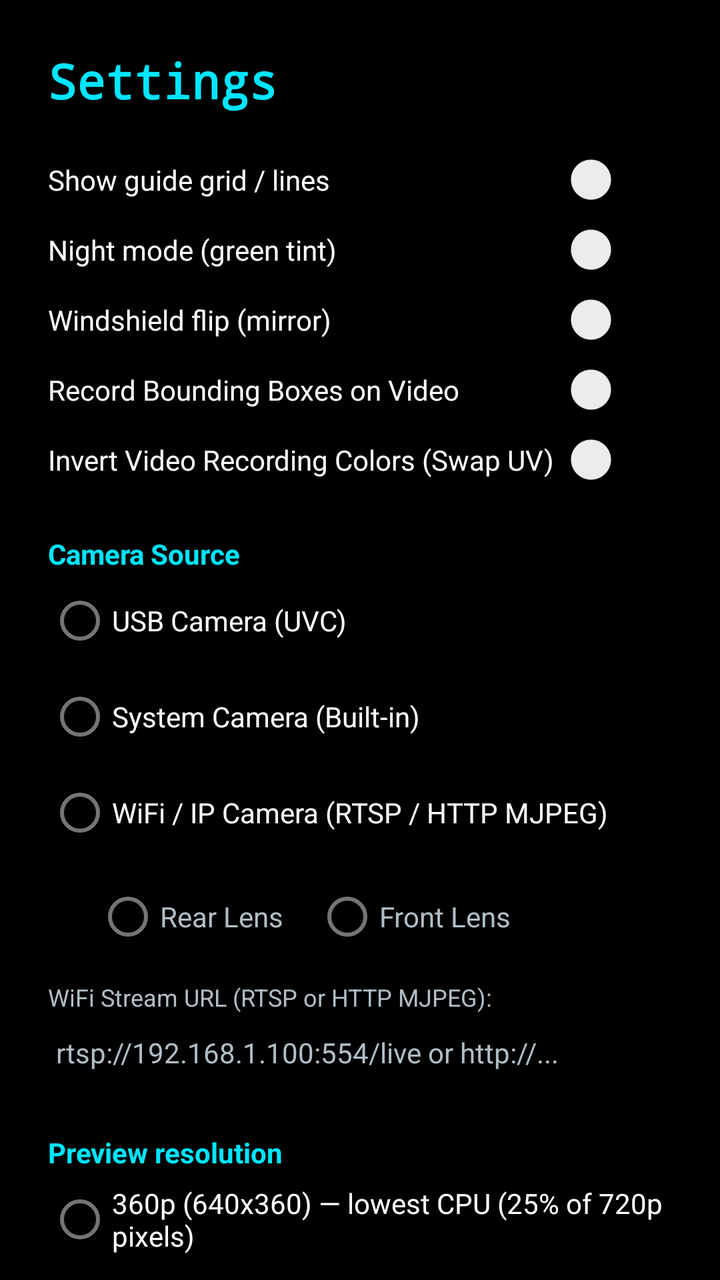
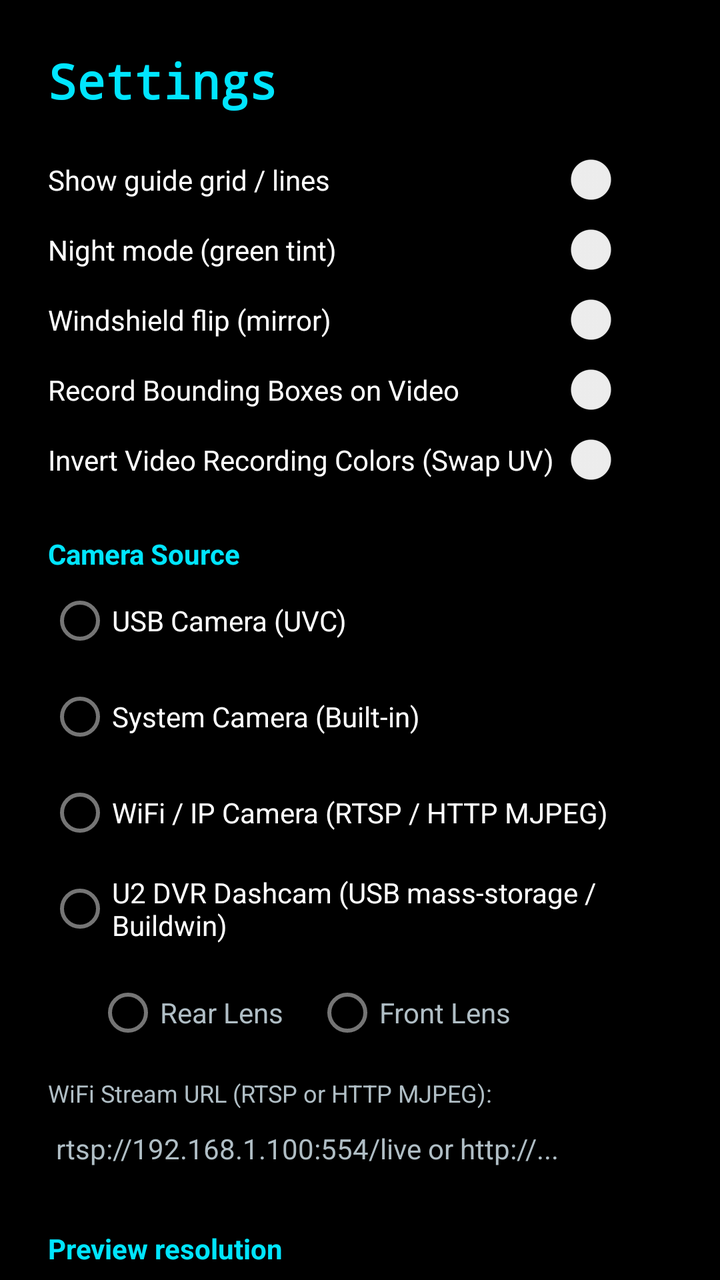

Before-and-after screenshots of an Android layout around one commit, followed by the original layout XML and the change that was made.
<!-- AndroidManifest.xml: application theme Theme.AndroidUsbCameraHud -->
<!-- res/layout/activity_settings.xml -->
<?xml version="1.0" encoding="utf-8"?>
<ScrollView xmlns:android="http://schemas.android.com/apk/res/android"
    android:layout_width="match_parent"
    android:layout_height="match_parent"
    android:background="@color/hud_bg"
    android:fillViewport="true">

    <LinearLayout
        android:layout_width="match_parent"
        android:layout_height="wrap_content"
        android:orientation="vertical"
        android:padding="24dp">

        <TextView
            android:layout_width="wrap_content"
            android:layout_height="wrap_content"
            android:text="@string/settings_title"
            android:textColor="@color/hud_accent"
            android:textSize="24sp"
            android:textStyle="bold"
            android:fontFamily="monospace" />

        
        <Switch
            android:id="@+id/swGrid"
            android:layout_width="match_parent"
            android:layout_height="wrap_content"
            android:layout_marginTop="20dp"
            android:text="@string/settings_grid"
            android:textColor="@color/hud_text_primary" />

        <Switch
            android:id="@+id/swNight"
            android:layout_width="match_parent"
            android:layout_height="wrap_content"
            android:layout_marginTop="8dp"
            android:text="@string/settings_night"
            android:textColor="@color/hud_text_primary" />

        <Switch
            android:id="@+id/swMirror"
            android:layout_width="match_parent"
            android:layout_height="wrap_content"
            android:layout_marginTop="8dp"
            android:text="@string/settings_mirror"
            android:textColor="@color/hud_text_primary" />

        <Switch
            android:id="@+id/swRecordOverlay"
            android:layout_width="match_parent"
            android:layout_height="wrap_content"
            android:layout_marginTop="8dp"
            android:text="Record Bounding Boxes on Video"
            android:textColor="@color/hud_text_primary" />

        <Switch
            android:id="@+id/swSwapChroma"
            android:layout_width="match_parent"
            android:layout_height="wrap_content"
            android:layout_marginTop="8dp"
            android:text="Invert Video Recording Colors (Swap UV)"
            android:textColor="@color/hud_text_primary" />

        
        <TextView
            android:layout_width="wrap_content"
            android:layout_height="wrap_content"
            android:layout_marginTop="24dp"
            android:text="Camera Source"
            android:textColor="@color/hud_accent"
            android:textStyle="bold" />

        <RadioGroup
            android:id="@+id/rgCameraSource"
            android:layout_width="match_parent"
            android:layout_height="wrap_content"
            android:orientation="vertical">

            <RadioButton
                android:id="@+id/rbCamUsb"
                android:layout_width="wrap_content"
                android:layout_height="wrap_content"
                android:text="USB Camera (UVC)"
                android:textColor="@color/hud_text_primary" />

            <RadioButton
                android:id="@+id/rbCamSystem"
                android:layout_width="wrap_content"
                android:layout_height="wrap_content"
                android:text="System Camera (Built-in)"
                android:textColor="@color/hud_text_primary" />

            <RadioButton
                android:id="@+id/rbCamWifi"
                android:layout_width="wrap_content"
                android:layout_height="wrap_content"
                android:text="WiFi / IP Camera (RTSP / HTTP MJPEG)"
                android:textColor="@color/hud_text_primary" />
        </RadioGroup>

        
        <RadioGroup
            android:id="@+id/rgSystemFacing"
            android:layout_width="match_parent"
            android:layout_height="wrap_content"
            android:layout_marginStart="24dp"
            android:layout_marginTop="4dp"
            android:orientation="horizontal">

            <RadioButton
                android:id="@+id/rbLensBack"
                android:layout_width="wrap_content"
                android:layout_height="wrap_content"
                android:text="Rear Lens"
                android:textColor="@color/hud_text_secondary" />

            <RadioButton
                android:id="@+id/rbLensFront"
                android:layout_width="wrap_content"
                android:layout_height="wrap_content"
                android:layout_marginStart="16dp"
                android:text="Front Lens"
                android:textColor="@color/hud_text_secondary" />
        </RadioGroup>

        
        <TextView
            android:id="@+id/tvWifiUrlLabel"
            android:layout_width="wrap_content"
            android:layout_height="wrap_content"
            android:layout_marginTop="8dp"
            android:text="WiFi Stream URL (RTSP or HTTP MJPEG):"
            android:textColor="@color/hud_text_secondary"
            android:textSize="12sp" />

        <EditText
            android:id="@+id/etWifiUrl"
            android:layout_width="match_parent"
            android:layout_height="wrap_content"
            android:hint="rtsp://192.168.1.100:554/live or http://..."
            android:textColor="@color/hud_text_primary"
            android:textColorHint="@color/hud_text_secondary"
            android:textSize="14sp"
            android:inputType="textUri" />

        
        <TextView
            android:layout_width="wrap_content"
            android:layout_height="wrap_content"
            android:layout_marginTop="24dp"
            android:text="@string/settings_resolution"
            android:textColor="@color/hud_accent"
            android:textStyle="bold" />

        <RadioGroup
            android:id="@+id/rgResolution"
            android:layout_width="match_parent"
            android:layout_height="wrap_content"
            android:orientation="vertical">

            <RadioButton
                android:id="@+id/rb360"
                android:layout_width="wrap_content"
                android:layout_height="wrap_content"
                android:text="@string/settings_res_360"
                android:textColor="@color/hud_text_primary" />

            <RadioButton
                android:id="@+id/rb480"
                android:layout_width="wrap_content"
                android:layout_height="wrap_content"
                android:text="@string/settings_res_480"
                android:textColor="@color/hud_text_primary" />

            <RadioButton
                android:id="@+id/rb544"
                android:layout_width="wrap_content"
                android:layout_height="wrap_content"
                android:text="@string/settings_res_544"
                android:textColor="@color/hud_text_primary" />

            <RadioButton
                android:id="@+id/rb720"
                android:layout_width="wrap_content"
                android:layout_height="wrap_content"
                android:text="@string/settings_res_720"
                android:textColor="@color/hud_text_primary" />

            <RadioButton
                android:id="@+id/rb1080"
                android:layout_width="wrap_content"
                android:layout_height="wrap_content"
                android:text="@string/settings_res_1080"
                android:textColor="@color/hud_text_primary" />
        </RadioGroup>

        <TextView
            android:layout_width="match_parent"
            android:layout_height="wrap_content"
            android:layout_marginTop="4dp"
            android:text="@string/settings_resolution_hint"
            android:textColor="@color/hud_text_secondary"
            android:textSize="11sp" />

        <TextView
            android:layout_width="wrap_content"
            android:layout_height="wrap_content"
            android:layout_marginTop="20dp"
            android:text="@string/settings_framerate"
            android:textColor="@color/hud_accent"
            android:textStyle="bold" />

        <RadioGroup
            android:id="@+id/rgFps"
            android:layout_width="match_parent"
            android:layout_height="wrap_content"
            android:orientation="vertical">

            <RadioButton
                android:id="@+id/rbFps15"
                android:layout_width="wrap_content"
                android:layout_height="wrap_content"
                android:text="@string/settings_fps_15"
                android:textColor="@color/hud_text_primary" />

            <RadioButton
                android:id="@+id/rbFps20"
                android:layout_width="wrap_content"
                android:layout_height="wrap_content"
                android:text="@string/settings_fps_20"
                android:textColor="@color/hud_text_primary" />

            <RadioButton
                android:id="@+id/rbFps30"
                android:layout_width="wrap_content"
                android:layout_height="wrap_content"
                android:text="@string/settings_fps_30"
                android:textColor="@color/hud_text_primary" />
        </RadioGroup>

        <TextView
            android:layout_width="match_parent"
            android:layout_height="wrap_content"
            android:layout_marginTop="4dp"
            android:text="@string/settings_framerate_hint"
            android:textColor="@color/hud_text_secondary"
            android:textSize="11sp" />

        
        <TextView
            android:layout_width="wrap_content"
            android:layout_height="wrap_content"
            android:layout_marginTop="24dp"
            android:text="@string/settings_detection"
            android:textColor="@color/hud_accent"
            android:textStyle="bold" />

        <Switch
            android:id="@+id/swDetect"
            android:layout_width="match_parent"
            android:layout_height="wrap_content"
            android:text="@string/settings_detect_on"
            android:textColor="@color/hud_text_primary" />

        <TextView
            android:layout_width="wrap_content"
            android:layout_height="wrap_content"
            android:layout_marginTop="10dp"
            android:text="@string/settings_confidence"
            android:textColor="@color/hud_text_primary" />

        <SeekBar
            android:id="@+id/sbConfidence"
            android:layout_width="match_parent"
            android:layout_height="wrap_content"
            android:max="95" />

        <TextView
            android:id="@+id/tvConfidence"
            android:layout_width="match_parent"
            android:layout_height="wrap_content"
            android:textColor="@color/hud_text_secondary"
            android:textSize="11sp" />

        <TextView
            android:layout_width="wrap_content"
            android:layout_height="wrap_content"
            android:layout_marginTop="14dp"
            android:text="@string/settings_detect_rate"
            android:textColor="@color/hud_text_primary" />

        <RadioGroup
            android:id="@+id/rgDetectRate"
            android:layout_width="match_parent"
            android:layout_height="wrap_content"
            android:orientation="vertical">

            <RadioButton
                android:id="@+id/rbRate1"
                android:layout_width="wrap_content"
                android:layout_height="wrap_content"
                android:text="@string/settings_rate_1"
                android:textColor="@color/hud_text_primary" />

            <RadioButton
                android:id="@+id/rbRate2"
                android:layout_width="wrap_content"
                android:layout_height="wrap_content"
                android:text="@string/settings_rate_2"
                android:textColor="@color/hud_text_primary" />

            <RadioButton
                android:id="@+id/rbRate5"
                android:layout_width="wrap_content"
                android:layout_height="wrap_content"
                android:text="@string/settings_rate_5"
                android:textColor="@color/hud_text_primary" />

            <RadioButton
                android:id="@+id/rbRateFree"
                android:layout_width="wrap_content"
                android:layout_height="wrap_content"
                android:text="@string/settings_rate_free"
                android:textColor="@color/hud_text_primary" />
        </RadioGroup>

        <TextView
            android:layout_width="match_parent"
            android:layout_height="wrap_content"
            android:layout_marginTop="4dp"
            android:text="@string/settings_detect_rate_hint"
            android:textColor="@color/hud_text_secondary"
            android:textSize="11sp" />


        <EditText
            android:id="@+id/etModel"
            android:layout_width="match_parent"
            android:layout_height="wrap_content"
            android:layout_marginTop="12dp"
            android:hint="@string/settings_model_hint"
            android:importantForAutofill="no"
            android:textColor="@color/hud_text_primary"
            android:textColorHint="@color/hud_text_secondary"
            android:inputType="text" />

        
        <TextView
            android:layout_width="match_parent"
            android:layout_height="wrap_content"
            android:layout_marginTop="18dp"
            android:text="@string/settings_calib"
            android:textColor="@color/hud_text_primary"
            android:textSize="15sp"
            android:textStyle="bold" />

        <LinearLayout
            android:layout_width="match_parent"
            android:layout_height="wrap_content"
            android:layout_marginTop="6dp"
            android:orientation="horizontal">

            <EditText
                android:id="@+id/etCamHeight"
                android:layout_width="0dp"
                android:layout_weight="1"
                android:layout_height="wrap_content"
                android:hint="@string/settings_calib_height_hint"
                android:importantForAutofill="no"
                android:textColor="@color/hud_text_primary"
                android:textColorHint="@color/hud_text_secondary"
                android:textSize="13sp"
                android:inputType="numberDecimal" />

            <EditText
                android:id="@+id/etCamPitch"
                android:layout_width="0dp"
                android:layout_weight="1"
                android:layout_height="wrap_content"
                android:hint="@string/settings_calib_pitch_hint"
                android:importantForAutofill="no"
                android:textColor="@color/hud_text_primary"
                android:textColorHint="@color/hud_text_secondary"
                android:textSize="13sp"
                android:inputType="numberDecimal|numberSigned" />

            <EditText
                android:id="@+id/etCamFov"
                android:layout_width="0dp"
                android:layout_weight="1"
                android:layout_height="wrap_content"
                android:hint="@string/settings_calib_fov_hint"
                android:importantForAutofill="no"
                android:textColor="@color/hud_text_primary"
                android:textColorHint="@color/hud_text_secondary"
                android:textSize="13sp"
                android:inputType="numberDecimal" />
        </LinearLayout>

        <TextView
            android:layout_width="match_parent"
            android:layout_height="wrap_content"
            android:layout_marginTop="4dp"
            android:text="@string/settings_calib_hint"
            android:textColor="@color/hud_text_secondary"
            android:textSize="11sp" />

        <Button
            android:id="@+id/btnLiveCalib"
            android:layout_width="match_parent"
            android:layout_height="wrap_content"
            android:layout_marginTop="8dp"
            android:backgroundTint="@color/hud_button_bg"
            android:text="@string/settings_open_live_calib"
            android:textColor="@color/hud_accent"
            android:textStyle="bold" />

        <TextView
            android:layout_width="match_parent"
            android:layout_height="wrap_content"
            android:layout_marginTop="4dp"
            android:text="@string/settings_model_hint2"
            android:textColor="@color/hud_text_secondary"
            android:textSize="11sp" />

        
        <Button
            android:id="@+id/btnSave"
            android:layout_width="match_parent"
            android:layout_height="wrap_content"
            android:layout_marginTop="24dp"
            android:backgroundTint="@color/hud_accent"
            android:text="@string/settings_save"
            android:textColor="#001018"
            android:textStyle="bold" />

        <Button
            android:id="@+id/btnCancel"
            android:layout_width="match_parent"
            android:layout_height="wrap_content"
            android:layout_marginTop="8dp"
            android:backgroundTint="@color/hud_button_bg"
            android:text="@string/settings_cancel"
            android:textColor="@color/hud_text_primary" />
    </LinearLayout>
</ScrollView>
<!-- resources referenced by this layout -->
<resources>
  <color name="hud_accent">#00E5FF</color>
  <color name="hud_bg">#000000</color>
  <color name="hud_button_bg">#33263238</color>
  <color name="hud_text_primary">#FFFFFF</color>
  <color name="hud_text_secondary">#B0BEC5</color>
  <string name="settings_calib">Distance calibration (geometry)</string>
  <string name="settings_calib_fov_hint">hFOV °</string>
  <string name="settings_calib_height_hint">height m</string>
  <string name="settings_calib_hint">Flat-road model: distance = height / tan(angle below horizon). Calibrate pitch by putting an object at a known distance and comparing the reported distance. Height error scales every distance; pitch error grows with range.</string>
  <string name="settings_calib_pitch_hint">pitch °</string>
  <string name="settings_cancel">Cancel</string>
  <string name="settings_confidence">Detection confidence threshold</string>
  <string name="settings_detect_on">Enable ONNX detection</string>
  <string name="settings_detect_rate">Detection rate</string>
  <string name="settings_detect_rate_hint">Inference runs as fast as the model can execute on incoming frames (Free Run), or throttled to save power.</string>
  <string name="settings_detection">Object detection (ONNX Runtime)</string>
  <string name="settings_fps_15">15 fps — lightest</string>
  <string name="settings_fps_20">20 fps</string>
  <string name="settings_fps_30">30 fps — smoothest</string>
  <string name="settings_framerate">Target frame rate</string>
  <string name="settings_framerate_hint">A UVC camera only accepts frame rates it advertises. If the requested rate is unsupported the app falls back automatically.</string>
  <string name="settings_grid">Show guide grid / lines</string>
  <string name="settings_mirror">Windshield flip (mirror)</string>
  <string name="settings_model_hint">model asset name (e.g. model.onnx)</string>
  <string name="settings_model_hint2">Put your .onnx model in app/src/main/assets/. Detection runs on CPU; enabling it costs CPU.</string>
  <string name="settings_night">Night mode (green tint)</string>
  <string name="settings_open_live_calib">🎯 Open Live Interactive Calibration</string>
  <string name="settings_rate_1">1 per second (1 FPS) — lightest</string>
  <string name="settings_rate_2">2 per second (2 FPS) — balanced</string>
  <string name="settings_rate_5">5 per second (5 FPS) — responsive</string>
  <string name="settings_rate_free">Free Run (Max FPS / Uncapped) — lowest latency</string>
  <string name="settings_res_1080">1080p (1920x1080) — sharpest, heaviest</string>
  <string name="settings_res_360">360p (640x360) — lowest CPU (25% of 720p pixels)</string>
  <string name="settings_res_480">480p (800x480) — light</string>
  <string name="settings_res_544">544p (960x544) — medium</string>
  <string name="settings_res_720">720p (1280x720) — balanced</string>
  <string name="settings_resolution">Preview resolution</string>
  <string name="settings_resolution_hint">Decode cost tracks pixel count. 640x480 is advertised by this camera but will not negotiate, so it is not offered.</string>
  <string name="settings_save">Save &amp; Apply</string>
  <string name="settings_title">Settings</string>
  <style name="Theme.AndroidUsbCameraHud" parent="Theme.MaterialComponents.DayNight.NoActionBar">
          <item name="colorPrimary">@color/hud_accent</item>
          <item name="android:statusBarColor">@color/hud_bg</item>
          <item name="android:navigationBarColor">@color/hud_bg</item>
      </style>
</resources>

<!-- the commit's change to res/layout/activity_settings.xml (unified diff, before → after) -->
@@ -95,6 +95,13 @@
                 android:layout_width="wrap_content"
                 android:layout_height="wrap_content"
                 android:text="WiFi / IP Camera (RTSP / HTTP MJPEG)"
+                android:textColor="@color/hud_text_primary" />
+
+            <RadioButton
+                android:id="@+id/rbCamDvr"
+                android:layout_width="wrap_content"
+                android:layout_height="wrap_content"
+                android:text="U2 DVR Dashcam (USB mass-storage / Buildwin)"
                 android:textColor="@color/hud_text_primary" />
         </RadioGroup>
 
